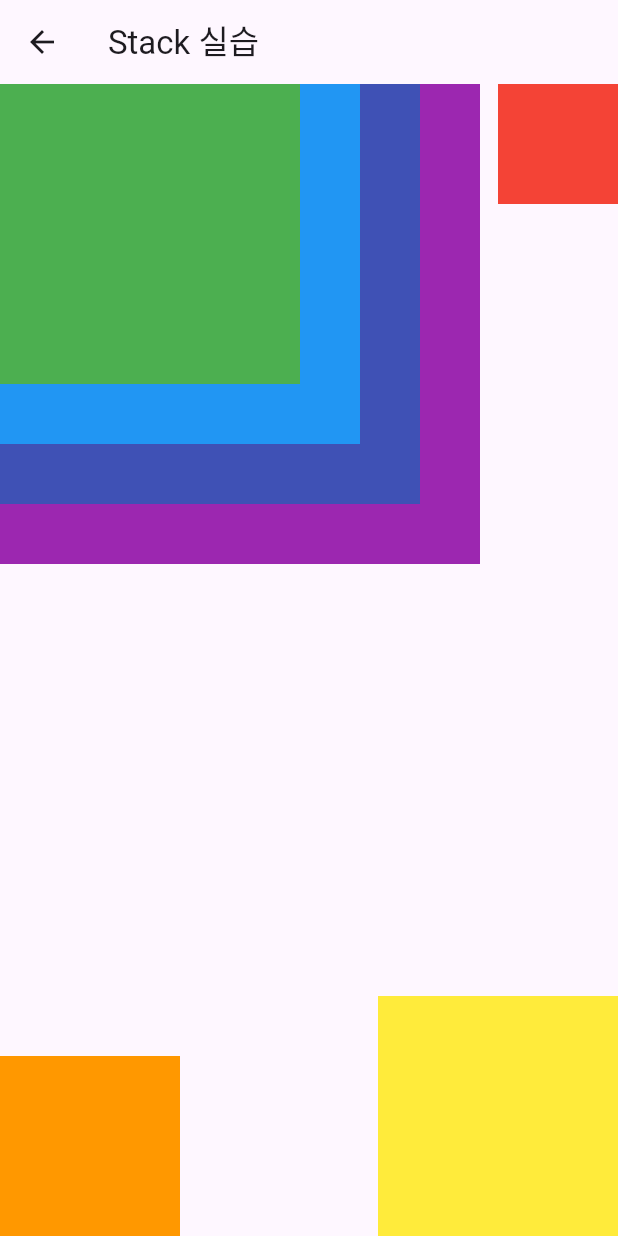
After one commit to haesa/online_lecture_smwu, a Flutter app: the screen it shows after launch, after a tap on "Stack 실습", on a phone screen of 412 x 824 dp. The commit adds this screen. Run offline on Flutter 3.47's test engine with Material 3 defaults, Android fonts, the phone set to English and light mode, and no system bars.

Commit message:
feat: Stack 실습

```diff
--- a/lib/screen/button_screen.dart
+++ b/lib/screen/button_screen.dart
@@ -8,6 +8,7 @@ import 'package:online_lecture_smwu/screen/container_screen.dart';
 import 'package:online_lecture_smwu/screen/row/image_screen.dart';
 import 'package:online_lecture_smwu/screen/row/row_practice_screen.dart';
 import 'package:online_lecture_smwu/screen/row/row_screen.dart';
+import 'package:online_lecture_smwu/screen/stack/stack_practice_screen.dart';
 import 'package:online_lecture_smwu/screen/stack/stack_screen.dart';
 import 'package:online_lecture_smwu/screen/text/text_practice_screen.dart';
 import 'package:online_lecture_smwu/screen/text/text_screen.dart';
@@ -112,6 +113,14 @@ class ButtonScreen extends StatelessWidget {
                     }));
                   },
                   child: Text('Stack')),
+              SizedBox(height: 10),
+              ElevatedButton(
+                  onPressed: () {
+                    Navigator.push(context, MaterialPageRoute(builder: (context) {
+                      return StackPracticeScreen();
+                    }));
+                  },
+                  child: Text('Stack 실습')),
             ],
         ),
       ),
--- /dev/null
+++ b/lib/screen/stack/stack_practice_screen.dart
@@ -0,0 +1,68 @@
+import 'package:flutter/cupertino.dart';
+import 'package:flutter/material.dart';
+
+class StackPracticeScreen extends StatelessWidget {
+  const StackPracticeScreen({super.key});
+
+  @override
+  Widget build(BuildContext context) {
+    return Scaffold(
+      appBar: AppBar(
+        title: Text('Stack 실습'),
+      ),
+      body: SizedBox(
+        width: double.infinity,
+        height: double.infinity,
+        child: Stack(
+          children: [
+            Container(
+              width: 320,
+              height: 320,
+              color: Colors.purple,
+            ),
+            Container(
+              width: 280,
+              height: 280,
+              color: Colors.indigo,
+            ),
+            Container(
+              width: 240,
+              height: 240,
+              color: Colors.blue,
+            ),
+            Container(
+              width: 200,
+              height: 200,
+              color: Colors.green,
+            ),
+            Positioned(
+              right: 0,
+              bottom: 0,
+              child: Container(
+                width: 160,
+                height: 160,
+                color: Colors.yellow,
+              ),
+            ),
+            Positioned(
+              bottom: 0,
+              child: Container(
+                width: 120,
+                height: 120,
+                color: Colors.orange,
+              ),
+            ),
+            Positioned(
+              right: 0,
+              child: Container(
+                width: 80,
+                height: 80,
+                color: Colors.red,
+              ),
+            ),
+          ],
+        ),
+      ),
+    );
+  }
+}
```
